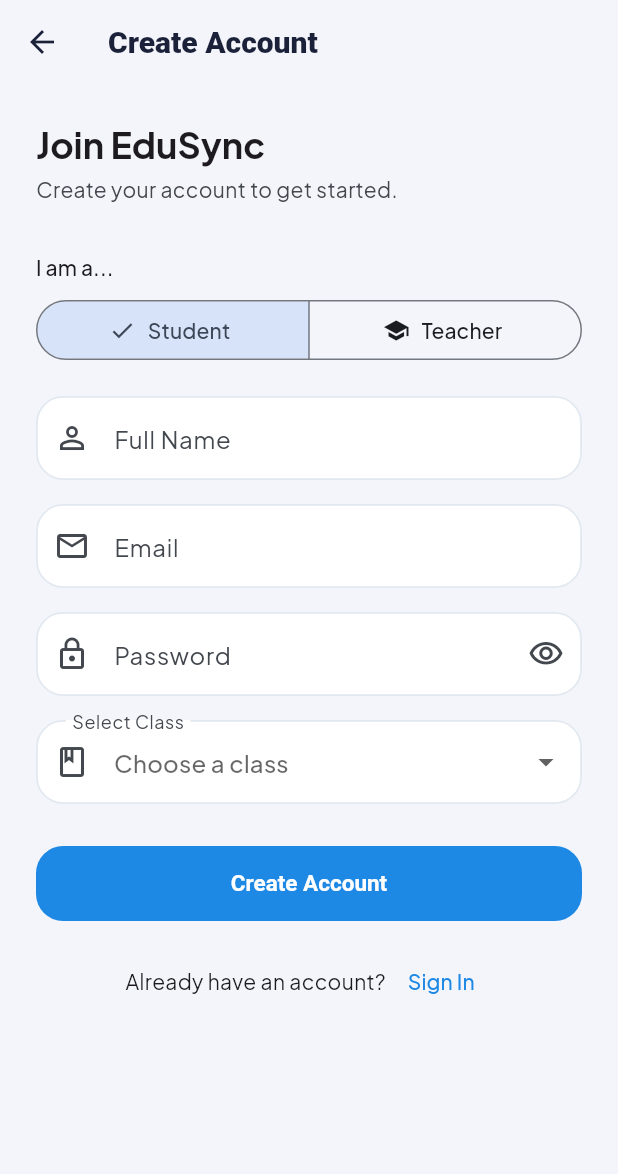
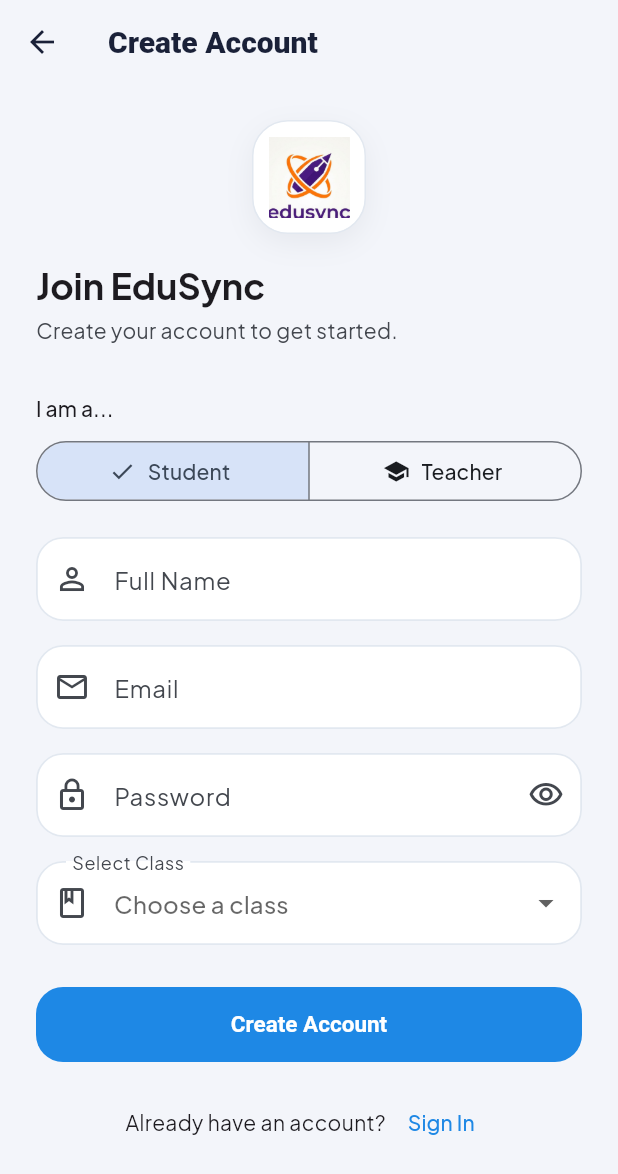
Before and after one commit to Kioian89/edusync, a Flutter app: the screen it shows after launch, after a tap on "Skip", after a tap on "Create Account", on a phone screen of 412 x 824 dp. Shown: the top 1174 px of the screen. Run offline on Flutter 3.47's test engine with Material 3 defaults, Android fonts, the phone set to English and light mode, and no system bars; our stand-ins replace file_picker, firebase_core, google_fonts, qr_flutter, shared_preferences; missing offline and left inert: mobile_scanner, shorebird_code_push; accounts and stored records are empty.

Commit message:
Apply official EduSync pen-orbit logo across app icons, splash, landing, and auth screens

```diff
--- a/lib/screens/landing_screen.dart
+++ b/lib/screens/landing_screen.dart
@@ -81,15 +81,17 @@ class _LandingScreenState extends State<LandingScreen> {
                         width: 40,
                         height: 40,
                         decoration: BoxDecoration(
-                          gradient: AppTheme.primaryGradient,
+                          color: Colors.white,
                           borderRadius: BorderRadius.circular(14),
                           boxShadow: AppTheme.subtlePillShadow,
+                          border: Border.all(color: AppTheme.borderLight),
                         ),
-                        child: const Center(
-                          child: Icon(
-                            Icons.school_rounded,
-                            size: 22,
-                            color: Colors.white,
+                        clipBehavior: Clip.antiAlias,
+                        child: Padding(
+                          padding: const EdgeInsets.all(5),
+                          child: Image.asset(
+                            'assets/images/app_icon.png',
+                            fit: BoxFit.contain,
                           ),
                         ),
                       ),
--- a/lib/screens/login_screen.dart
+++ b/lib/screens/login_screen.dart
@@ -91,18 +91,20 @@ class _LoginScreenState extends State<LoginScreen> {
               // Top circular icon container
               Center(
                 child: Container(
-                  width: 90,
-                  height: 90,
+                  width: 95,
+                  height: 95,
                   decoration: BoxDecoration(
-                    gradient: AppTheme.primaryGradient,
+                    color: Colors.white,
                     borderRadius: BorderRadius.circular(30),
-                    boxShadow: AppTheme.floatingShadow,
+                    boxShadow: AppTheme.cardShadow,
+                    border: Border.all(color: AppTheme.borderLight),
                   ),
-                  child: const Center(
-                    child: Icon(
-                      Icons.school_rounded,
-                      size: 48,
-                      color: Colors.white,
+                  clipBehavior: Clip.antiAlias,
+                  child: Padding(
+                    padding: const EdgeInsets.all(12),
+                    child: Image.asset(
+                      'assets/images/app_icon.png',
+                      fit: BoxFit.contain,
                     ),
                   ),
                 ),
--- a/lib/screens/register_screen.dart
+++ b/lib/screens/register_screen.dart
@@ -79,6 +79,33 @@ class _RegisterScreenState extends State<RegisterScreen> {
             child: Column(
               crossAxisAlignment: CrossAxisAlignment.stretch,
               children: [
+                Center(
+                  child: Container(
+                    width: 76,
+                    height: 76,
+                    decoration: BoxDecoration(
+                      color: Colors.white,
+                      borderRadius: BorderRadius.circular(24),
+                      boxShadow: [
+                        BoxShadow(
+                          color: const Color(0xFF0F172A).withValues(alpha: 0.06),
+                          blurRadius: 16,
+                          offset: const Offset(0, 6),
+                        ),
+                      ],
+                      border: Border.all(color: const Color(0xFFE2E8F0)),
+                    ),
+                    clipBehavior: Clip.antiAlias,
+                    child: Padding(
+                      padding: const EdgeInsets.all(10),
+                      child: Image.asset(
+                        'assets/images/app_icon.png',
+                        fit: BoxFit.contain,
+                      ),
+                    ),
+                  ),
+                ),
+                const SizedBox(height: 18),
                 Text(
                   'Join EduSync',
                   style: theme.textTheme.headlineSmall
--- a/lib/screens/splash_screen.dart
+++ b/lib/screens/splash_screen.dart
@@ -96,23 +96,26 @@ class _SplashScreenState extends State<SplashScreen>
               mainAxisSize: MainAxisSize.min,
               children: [
                 Container(
-                  width: 100,
-                  height: 100,
+                  width: 110,
+                  height: 110,
                   decoration: BoxDecoration(
                     color: Colors.white,
-                    borderRadius: BorderRadius.circular(28),
+                    borderRadius: BorderRadius.circular(30),
                     boxShadow: [
                       BoxShadow(
-                        color: Colors.black.withOpacity(0.2),
-                        blurRadius: 20,
+                        color: Colors.black.withOpacity(0.18),
+                        blurRadius: 24,
                         offset: const Offset(0, 8),
                       ),
                     ],
                   ),
-                  child: Icon(
-                    Icons.school_rounded,
-                    size: 60,
-                    color: theme.colorScheme.primary,
+                  clipBehavior: Clip.antiAlias,
+                  child: Padding(
+                    padding: const EdgeInsets.all(12),
+                    child: Image.asset(
+                      'assets/images/app_icon.png',
+                      fit: BoxFit.contain,
+                    ),
                   ),
                 ),
                 const SizedBox(height: 24),
```
Also changed, not shown: assets/images/app_icon.png (added), assets/images/logo.png (added), 10 other files.
